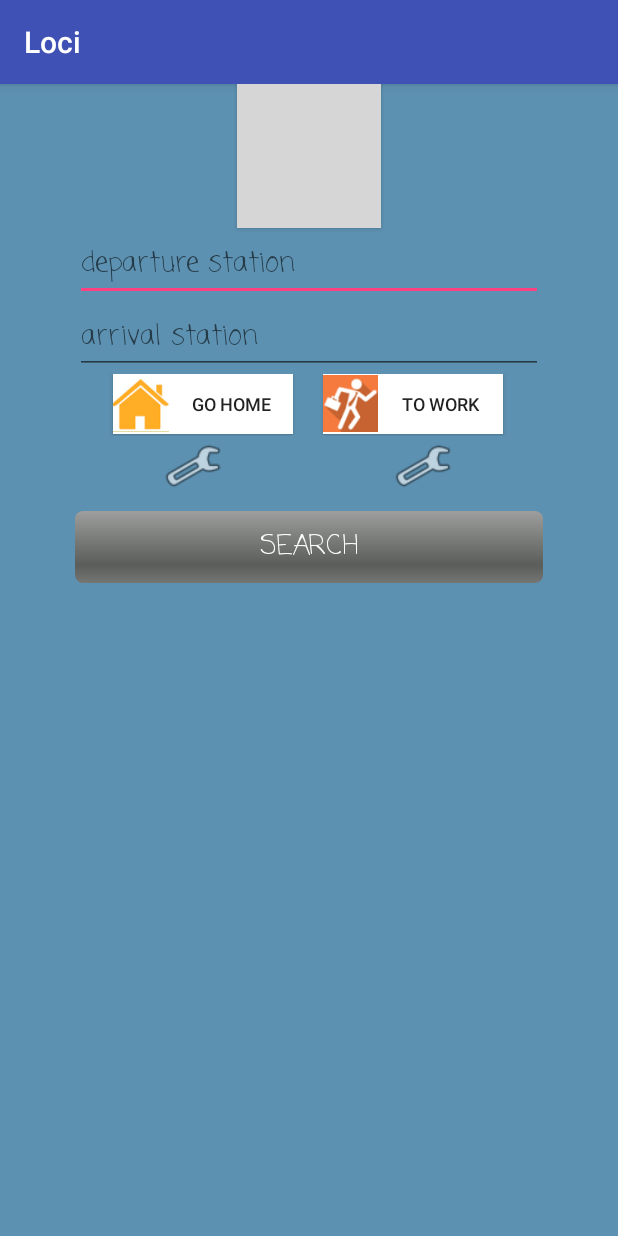
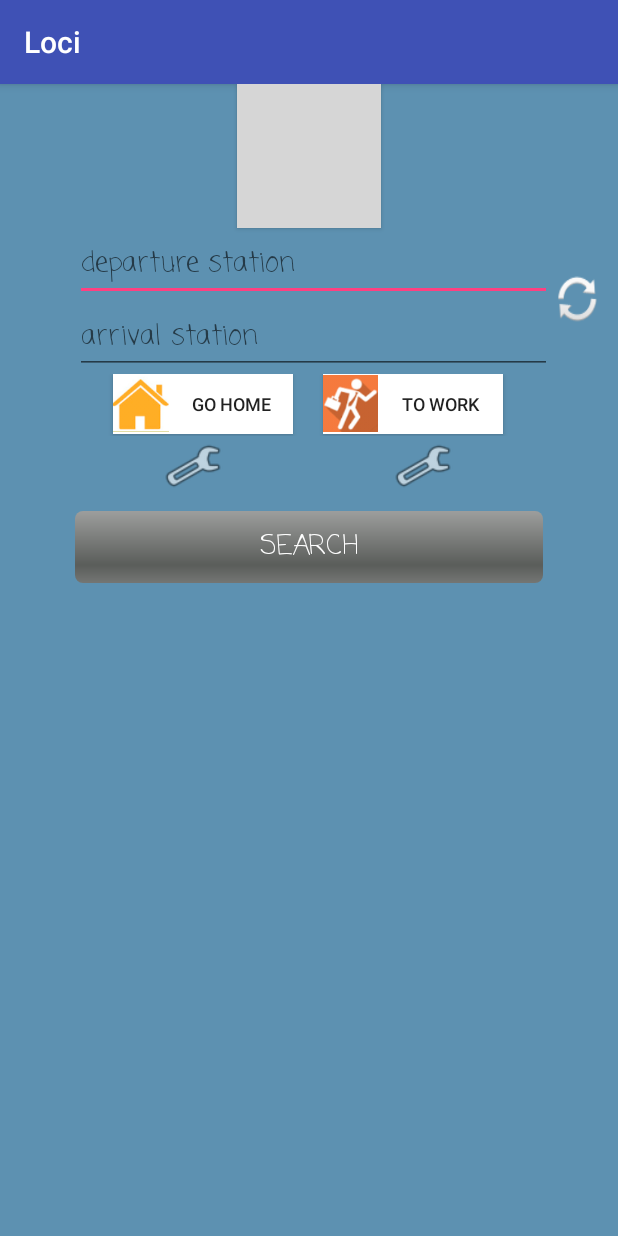
Before and after one commit to kryscooler2/LOCI, an Android app: the Search screen opened directly, with no data from a screen before it, on a phone screen of 412 x 824 dp. Run offline under Robolectric (Android 15) with nearby library versions, the phone set to English and light mode, and no system bars; our stand-ins replace Volley; network calls fail; 2 statements that could not run were skipped; grey boxes are pictures that could not be loaded.

Commit message:
fixed some problems and added the button to change the departure/arrival station texts

```diff
--- a/LOCI/front_loci/app/src/main/java/lociteam/com/loci/Search.java
+++ b/LOCI/front_loci/app/src/main/java/lociteam/com/loci/Search.java
@@ -7,6 +7,7 @@ import android.content.SharedPreferences;
 import android.net.Uri;
 import android.os.Bundle;
 import android.support.v7.app.AppCompatActivity;
+import android.view.KeyEvent;
 import android.view.View;
 import android.widget.ArrayAdapter;
 import android.widget.AutoCompleteTextView;
@@ -71,12 +72,31 @@ public class Search extends AppCompatActivity {
 
         arrivalStation=(AutoCompleteTextView)findViewById(R.id.arrival);
         arrivalStation.setThreshold(2);
+        arrivalStation.setOnKeyListener(new View.OnKeyListener() {
+            public boolean onKey(View view, int keyCode, KeyEvent keyevent) {
+                if ((keyevent.getAction() == KeyEvent.ACTION_DOWN) && (keyCode == KeyEvent.KEYCODE_ENTER)) {
+                    searchButton.performClick();
+                    return true;
+                }
+                return false;
+            }
+        });
 
         // On associe un adaptateur à notre liste de couleurs…
         ArrayAdapter<String> adapter = new ArrayAdapter<String>(this, android.R.layout.simple_dropdown_item_1line, stations);
         // puis on indique que notre AutoCompleteTextView utilise cet adaptateur
         departureStation.setAdapter(adapter);
         arrivalStation.setAdapter(adapter);
+
+        Button change = (Button) findViewById(R.id.change);
+        change.setOnClickListener(new View.OnClickListener(){
+            @Override
+            public void onClick(View v){
+                String swap = departureStation.getText().toString();
+                departureStation.setText(arrivalStation.getText().toString());
+                arrivalStation.setText(swap);
+            }
+        });
 
         searchButton=(Button)findViewById(R.id.search);
 
--- a/LOCI/front_loci/app/src/main/res/layout/activity_search.xml
+++ b/LOCI/front_loci/app/src/main/res/layout/activity_search.xml
@@ -23,29 +23,56 @@
                 android:layout_gravity="center_horizontal"
                 android:background="@mipmap/france" />
 
+        <LinearLayout
+            android:layout_width="match_parent"
+            android:layout_height="wrap_content"
+            android:orientation="horizontal"
+            android:weightSum="4.5">
+            <LinearLayout
+                android:layout_width="match_parent"
+                android:layout_height="wrap_content"
+                android:orientation="vertical"
+                android:layout_weight="4">
                 <AutoCompleteTextView
                     android:id="@+id/departure"
                     android:layout_width="match_parent"
                     android:layout_height="wrap_content"
                     android:layout_marginLeft="50dp"
-                android:layout_marginRight="50dp"
+                    android:layout_marginRight="0dp"
                     android:ems="10"
                     android:fontFamily="casual"
                     android:hint="departure station"
                     android:inputType="textPersonName"
-                android:textColorLink="@color/colorPrimaryDark" />
+                    android:textColorLink="@color/colorPrimaryDark"
+                    android:imeOptions="actionNext"/>
 
                 <AutoCompleteTextView
                     android:id="@+id/arrival"
                     android:layout_width="match_parent"
                     android:layout_height="wrap_content"
                     android:layout_marginLeft="50dp"
-                android:layout_marginRight="50dp"
+                    android:layout_marginRight="0dp"
                     android:ems="10"
                     android:fontFamily="casual"
                     android:hint="arrival station"
                     android:inputType="textPersonName"
-                android:textColorLink="@color/colorPrimaryDark" />
+                    android:textColorLink="@color/colorPrimaryDark"
+                    android:imeOptions="actionGo"/>
+            </LinearLayout>
+
+            <Button
+                android:id="@+id/change"
+                android:layout_width="40dp"
+                android:layout_height="40dp"
+                android:layout_gravity="left|center_vertical"
+                android:layout_marginBottom="1dp"
+                android:layout_marginRight="10dp"
+                android:layout_weight="0.5"
+                android:background="@android:drawable/ic_popup_sync"
+                android:textSize="12sp" />
+        </LinearLayout>
+
+
 
             <LinearLayout
                 android:layout_width="match_parent"
--- a/LOCI/front_loci/app/src/main/res/layout/activity_server_not_run.xml
+++ b/LOCI/front_loci/app/src/main/res/layout/activity_server_not_run.xml
@@ -10,17 +10,17 @@
     android:weightSum="1">
 
     <TextView
+        android:id="@+id/textView2"
         android:layout_width="wrap_content"
         android:layout_height="wrap_content"
         android:fontFamily="casual"
-        android:text="There is a problem with our server. We actually fix the probleme. Pleease retry later."
+        android:text="There is a problem with our server. We actually fix the problem. Please try again later."
         android:textSize="16sp"
         app:layout_constraintBottom_toBottomOf="parent"
         app:layout_constraintLeft_toLeftOf="parent"
         app:layout_constraintRight_toRightOf="parent"
         app:layout_constraintTop_toTopOf="parent"
-        app:layout_constraintVertical_bias="0.456"
-        android:id="@+id/textView2" />
+        app:layout_constraintVertical_bias="0.456" />
 
     <Button
     android:id="@+id/BtnNextStep"
```
Lines whose indentation alone changed are shown as unchanged.
